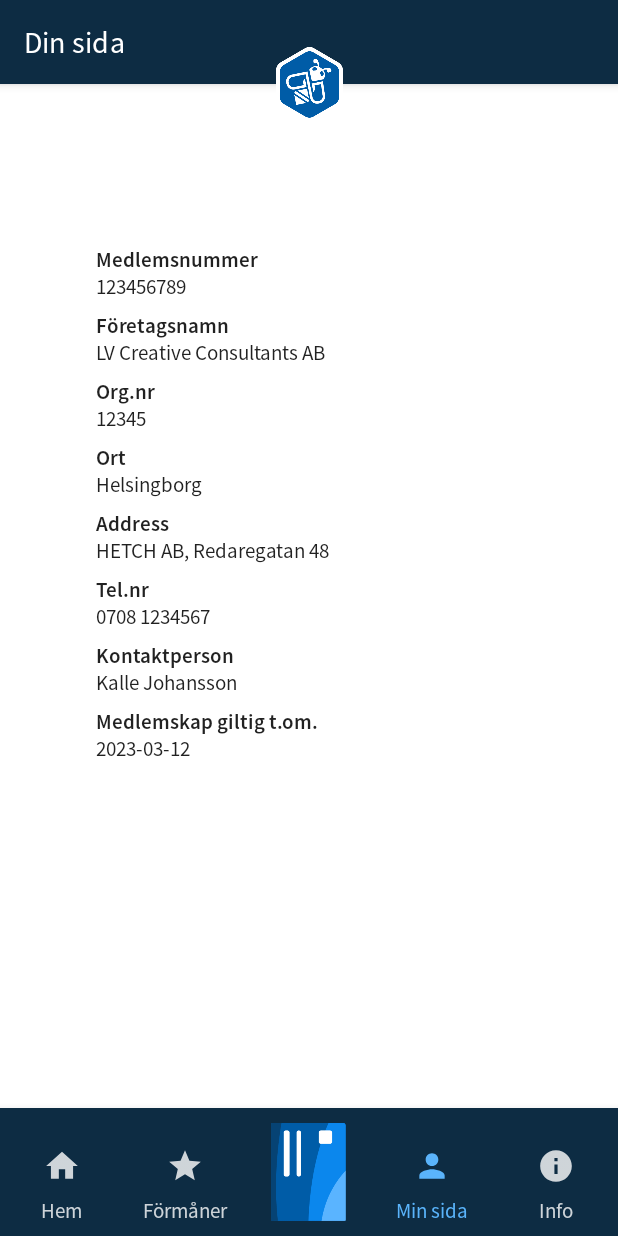
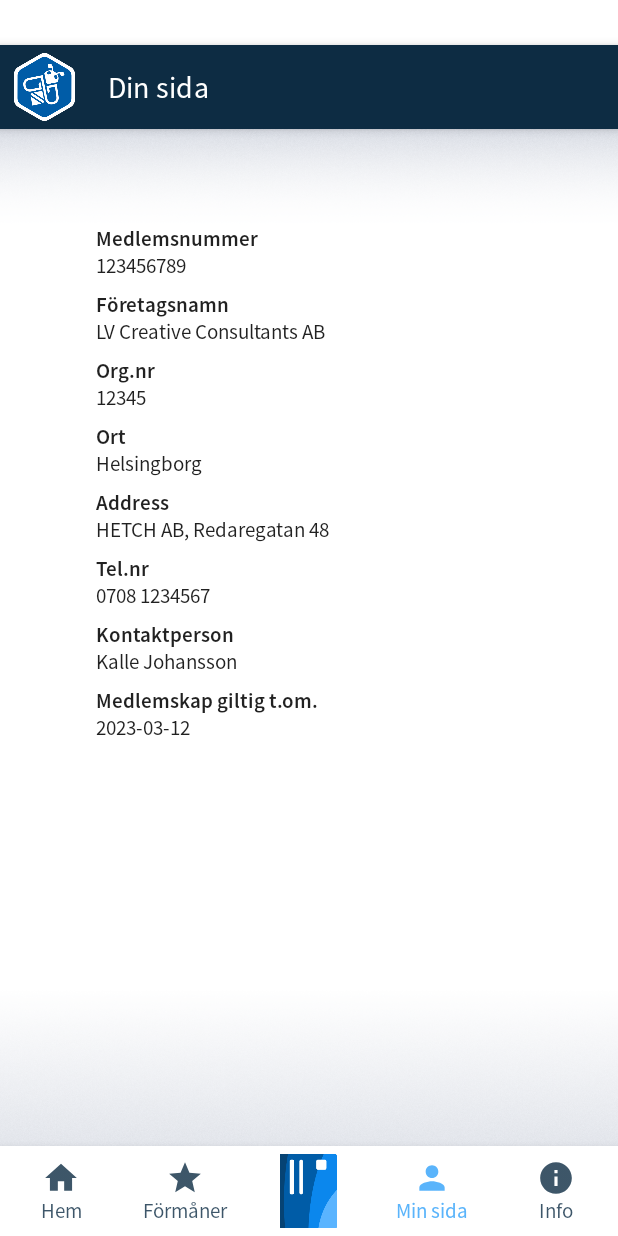
Before and after one commit to staffanljungqvist/SFRAPP, an Android app built with Jetpack Compose: the screen it shows after launch (MainActivity), item 4 of the bottom bar chosen, on a phone screen of 412 x 824 dp. Run offline under Robolectric (Android 15) with nearby library versions, the phone set to English and light mode, and no system bars; our stand-ins replace Firebase (no records; nobody signed in at launch, a user with empty details on screens opened directly), accompanist; libraries missing offline, so code that uses them is left out: dev.chrisbanes.snapper; pictures from the network do not load; 2 statements that could not run were skipped.

Commit message:
Ändrat top bar ändrat position för första förmånskortet i horisontala listan

```diff
--- a/app/src/main/java/com/levento/sfrapp/MainActivity.kt
+++ b/app/src/main/java/com/levento/sfrapp/MainActivity.kt
@@ -1,25 +1,27 @@
 package com.levento.sfrapp
 
 import MainViewModel
-import android.content.Context
 import android.os.Bundle
 import androidx.activity.ComponentActivity
 import androidx.activity.compose.setContent
 import androidx.activity.viewModels
+import androidx.compose.foundation.Image
+import androidx.compose.foundation.layout.Box
 import androidx.compose.foundation.layout.fillMaxSize
+import androidx.compose.foundation.layout.padding
 import androidx.compose.material.MaterialTheme
 import androidx.compose.material.Scaffold
 import androidx.compose.material.Surface
 import androidx.compose.runtime.*
 import androidx.compose.ui.Modifier
-import androidx.compose.ui.graphics.Color
+import androidx.compose.ui.res.painterResource
 import androidx.compose.ui.tooling.preview.Preview
+import androidx.compose.ui.unit.dp
 import androidx.navigation.NavHostController
 import androidx.navigation.compose.NavHost
 import androidx.navigation.compose.composable
 import androidx.navigation.compose.currentBackStackEntryAsState
 import androidx.navigation.compose.rememberNavController
-import com.google.firestore.v1.TransactionOptionsOrBuilder
 import com.levento.sfrapp.models.Article
 import com.levento.sfrapp.models.Benefit
 import com.levento.sfrapp.models.PlaceHolders
@@ -29,7 +31,6 @@ import com.levento.sfrapp.navigation.TopBar
 import com.levento.sfrapp.screens.*
 import com.levento.sfrapp.screens.benefitdetail.BenefitDetailScreen
 import com.levento.sfrapp.ui.theme.SFRAPPTheme
-import com.levento.sfrapp.ui.theme.backgroundColor
 
 class MainActivity : ComponentActivity() {
 
@@ -39,6 +40,7 @@ class MainActivity : ComponentActivity() {
         super.onCreate(savedInstanceState)
 
         viewModel.load()
+
 
         setContent {
 
@@ -66,10 +68,15 @@ fun MainScreen(viewModel: MainViewModel) {
     Scaffold(
         topBar = { TopBar(currentRoute) },
         content = {
-            NavigationHost(
-                navController = navController,
-                viewModel = viewModel
-            )
+            Box() {
+
+                Image(painter = painterResource(id = R.drawable.test_bakgrund), contentDescription = null)
+
+                NavigationHost(
+                    navController = navController,
+                    viewModel = viewModel
+                )
+            }
         },
         bottomBar = {
             BottomNavigationBar(navController = navController)
--- a/app/src/main/java/com/levento/sfrapp/MainViewModel.kt
+++ b/app/src/main/java/com/levento/sfrapp/MainViewModel.kt
@@ -3,6 +3,11 @@ import android.util.Log
 import androidx.compose.runtime.mutableStateOf
 import androidx.lifecycle.AndroidViewModel
 import androidx.lifecycle.viewModelScope
+import coil.ImageLoader
+import coil.imageLoader
+import coil.request.ImageRequest
+import coil.request.ImageResult
+import coil.size.ViewSizeResolver
 import com.levento.sfrapp.SFRAPP
 import com.levento.sfrapp.models.Article
 import com.levento.sfrapp.models.Benefit
@@ -39,14 +44,21 @@ class MainViewModel(application: Application) : AndroidViewModel(application) {
     private val _currentBenefit = mutableStateOf(Benefit())
     val currentBenefit = _currentBenefit
 
+    private val imageLoader = getApplication<SFRAPP>().imageLoader
+
 
     //Funktioner som körs när appen startar.
     fun load() {
         viewModelScope.launch(Dispatchers.IO) {
             _isLoading.value = true
             getNews()
+            Log.d("initload", "Nyheter hämtade")
             getBenefits()
+            Log.d("initload", "förmåner hämtade")
             _isLoading.value = false
+            loadAllImages(allBenefits, _populatedCategories.value)
+            Log.d("initload", "bilder laddade")
+
         }
     }
 
@@ -126,6 +138,34 @@ class MainViewModel(application: Application) : AndroidViewModel(application) {
     fun getBenefitBackground(): String {
         return "https://firebasestorage.googleapis.com/v0/b/sfr-app.appspot.com/o/affarsnatverka.jpeg?alt=media&token=0afa42de-1503-4e5f-a36a-88bba4c2fe9f"
     }
+
+    suspend fun loadAllImages(benefits: List<Benefit>, categories: List<BenefitCategory>) {
+
+        for (benefit in benefits) {
+            benefit.imageURL?.let {
+                benefit.image = loadImage(benefit.imageURL!!)
+            }
+        }
+
+        Log.d("initload", "loadAllImages är färdig med förmånerna")
+
+        for (category in categories) {
+            category.imageURL?.let {
+                category.image = loadImage(category.imageURL!!)
+            }
+        }
+        Log.d("initload", "loadAllImages är färdig med kategorierna")
+    }
+
+    suspend fun loadImage(imageUrl: String): ImageResult {
+        val request = ImageRequest.Builder(getApplication())
+            .data(imageUrl)
+            // Optional, but setting a ViewSizeResolver will conserve memory by limiting the size the image should be preloaded into memory at.
+            .build()
+        val image = imageLoader.execute(request)
+        return image
+    }
+
 }
 
 const val TAG = "mydebug"
--- a/app/src/main/java/com/levento/sfrapp/SFRAPP.kt
+++ b/app/src/main/java/com/levento/sfrapp/SFRAPP.kt
@@ -1,12 +1,20 @@
 package com.levento.sfrapp
 
 import android.app.Application
+import coil.ImageLoader
+import coil.ImageLoaderFactory
 import com.levento.sfrapp.repository.BenefitsRepository
 import com.levento.sfrapp.repository.NewsRepository
 
-class SFRAPP : Application() {
+class SFRAPP : Application(), ImageLoaderFactory {
 
     val newsRepository by lazy { NewsRepository() }
     val benefitRepository by lazy { BenefitsRepository() }
 
+    override fun newImageLoader(): ImageLoader {
+        return ImageLoader.Builder(this)
+            .crossfade(true)
+            .build()
+    }
+
 }
--- a/app/src/main/java/com/levento/sfrapp/models/Benefit.kt
+++ b/app/src/main/java/com/levento/sfrapp/models/Benefit.kt
@@ -1,4 +1,6 @@
 package com.levento.sfrapp.models
+
+import coil.request.ImageResult
 
 data class Benefit(
     var id: String = PlaceHolders.id.toString(),
@@ -10,4 +12,5 @@ data class Benefit(
     var content: String? = "Text Saknas",
     var link: String? = "Länk Saknas",
     var category: MutableList<String>? = mutableListOf(),
+    var image: ImageResult? = null
 )
--- a/app/src/main/java/com/levento/sfrapp/models/BenefitCategory.kt
+++ b/app/src/main/java/com/levento/sfrapp/models/BenefitCategory.kt
@@ -1,7 +1,10 @@
 package com.levento.sfrapp.models
+
+import coil.request.ImageResult
 
 data class BenefitCategory(
     var imageURL: String? = null,
+    var image: ImageResult? = null,
     var title: String? = "no title",
     var benefits: MutableList<Benefit> = mutableListOf()
 )
--- a/app/src/main/java/com/levento/sfrapp/navigation/BottomNavigationBar.kt
+++ b/app/src/main/java/com/levento/sfrapp/navigation/BottomNavigationBar.kt
@@ -1,10 +1,7 @@
 package com.levento.sfrapp.navigation
 
 import android.content.Intent
-import android.graphics.Paint
-import androidx.compose.foundation.background
 import androidx.compose.foundation.layout.*
-import androidx.compose.foundation.selection.selectableGroup
 import androidx.compose.material.*
 import androidx.compose.runtime.Composable
 import androidx.compose.runtime.getValue
@@ -13,25 +10,20 @@ import androidx.compose.ui.graphics.Color
 import androidx.compose.ui.platform.LocalContext
 import androidx.compose.ui.res.painterResource
 import androidx.compose.ui.tooling.preview.Preview
-import androidx.compose.ui.unit.Dp
 import androidx.compose.ui.unit.dp
-import androidx.compose.ui.unit.sp
 import androidx.navigation.NavController
 import androidx.navigation.NavGraph.Companion.findStartDestination
 import androidx.navigation.compose.currentBackStackEntryAsState
 import androidx.navigation.compose.rememberNavController
 import com.levento.sfrapp.CardActivity
-import com.levento.sfrapp.ui.theme.blue
-import com.levento.sfrapp.ui.theme.dark
-import com.levento.sfrapp.ui.theme.selectedColor
-import com.levento.sfrapp.ui.theme.unselectedColor
+import com.levento.sfrapp.ui.theme.*
 
 @Composable
 fun BottomNavigationBar(navController: NavController) {
 
     CustomBottomNavigation(
-        backgroundColor = dark,
-        modifier = Modifier.height(85.dp),
+        backgroundColor = BottomBackgroundCOlor,
+        modifier = Modifier.height(60.dp)
 
         ) {
         val backStackEntry by navController.currentBackStackEntryAsState()
@@ -64,9 +56,8 @@ fun BottomNavigationBar(navController: NavController) {
                         Icon(
                             painter = painterResource(id = navItem.image),
                             contentDescription = "card icon",
-                            modifier = Modifier
-                                .padding(10.dp),
-                            tint = Color.Unspecified
+                            tint = Color.Unspecified,
+                            modifier = Modifier.padding(vertical = 5.dp)
                         )
                     } else {
                         Icon(
@@ -74,7 +65,7 @@ fun BottomNavigationBar(navController: NavController) {
                             contentDescription = "card icon",
                             tint = if (selected) selectedColor else unselectedColor,
                             modifier = Modifier
-                                .padding(10.dp)
+                                .padding(vertical = 2.dp)
                                 .size(25.dp),
                         )
                     }
@@ -83,10 +74,10 @@ fun BottomNavigationBar(navController: NavController) {
                     {
                         Text(
                             text = navItem.title,
-                            fontSize = 14.sp,
+                          //  fontSize = 14.sp,
                             color = if (selected) selectedColor else unselectedColor,
                             modifier = Modifier
-                                .padding(0.dp)
+                                .padding(vertical = 5.dp)
                         )
                     }
                 } else null,
--- a/app/src/main/java/com/levento/sfrapp/navigation/TopBar.kt
+++ b/app/src/main/java/com/levento/sfrapp/navigation/TopBar.kt
@@ -1,22 +1,21 @@
 package com.levento.sfrapp.navigation
 
 import androidx.compose.foundation.Image
-import androidx.compose.foundation.background
-import androidx.compose.foundation.layout.*
-import androidx.compose.foundation.shape.CircleShape
+import androidx.compose.foundation.layout.Box
+import androidx.compose.foundation.layout.offset
+import androidx.compose.foundation.layout.padding
+import androidx.compose.foundation.layout.size
 import androidx.compose.material.Text
 import androidx.compose.material.TopAppBar
 import androidx.compose.runtime.Composable
 import androidx.compose.ui.Alignment
 import androidx.compose.ui.Modifier
-import androidx.compose.ui.draw.clip
 import androidx.compose.ui.graphics.Color
 import androidx.compose.ui.res.painterResource
 import androidx.compose.ui.tooling.preview.Preview
 import androidx.compose.ui.unit.dp
+import com.levento.sfrapp.R
 import com.levento.sfrapp.ui.theme.dark
-import com.levento.sfrapp.R
-import com.levento.sfrapp.ui.theme.backgroundColor
 
 @Composable
 fun TopBar(
@@ -32,48 +31,31 @@ fun TopBar(
     }
 
 
-    Column(
-        modifier = Modifier
-            .height(100.dp)
-            .background(backgroundColor)
-            .fillMaxWidth()
+    Box(
+        contentAlignment = Alignment.TopCenter
     ) {
-        Box(
-            contentAlignment = Alignment.BottomCenter,
-            modifier = Modifier
-        ) {
-            Column() {
-                TopAppBar(
-                    title = {
-                        Text(pageName, color = Color.White)
-                    },
-                    backgroundColor = dark
-                )
 
-                Spacer(Modifier.height(40.dp))
-            }
-
-            Box(
-                modifier = Modifier
-                    .size(80.dp)
-                    .clip(CircleShape),
-                //    .background(backgroundColor),
-                contentAlignment = Alignment.Center
-            ) {
+        TopAppBar(
+            title = {
+                Text(pageName, color = Color.White)
+            },
+            backgroundColor = dark,
+            modifier = Modifier.padding(top = 30.dp),
+            navigationIcon = {
                 Image(
                     painter = painterResource(id = R.drawable.bee),
                     contentDescription = null,
-                    modifier = Modifier.size(50.dp)
+                    modifier = Modifier.padding(5.dp)
                 )
             }
-        }
+        )
+
     }
 }
 
 
-@Preview(showBackground = true, showSystemUi = true)
+@Preview(showBackground = true, showSystemUi = true, backgroundColor = 0xFF622D38)
 @Composable
 fun TopBarPreview() {
     TopBar("Hem")
-
 }
--- a/app/src/main/java/com/levento/sfrapp/screens/homescreen/HomeScreen.kt
+++ b/app/src/main/java/com/levento/sfrapp/screens/homescreen/HomeScreen.kt
@@ -1,29 +1,22 @@
 package com.levento.sfrapp.screens
 
-import MainViewModel
 import androidx.compose.foundation.Image
-import androidx.compose.foundation.background
 import androidx.compose.foundation.layout.*
+import androidx.compose.foundation.rememberScrollState
+import androidx.compose.foundation.verticalScroll
 import androidx.compose.runtime.Composable
-import androidx.compose.runtime.getValue
-import androidx.compose.runtime.remember
 import androidx.compose.ui.Modifier
 import androidx.compose.ui.layout.ContentScale
 import androidx.compose.ui.res.painterResource
 import androidx.compose.ui.tooling.preview.Preview
 import androidx.compose.ui.unit.dp
-import androidx.navigation.NavGraph.Companion.findStartDestination
-import androidx.navigation.NavHostController
 import com.levento.sfrapp.models.Article
 import com.levento.sfrapp.models.Benefit
 import com.levento.sfrapp.screens.screencomponents.BenefitRow
 import com.levento.sfrapp.screens.screencomponents.ContentList
 import com.levento.sfrapp.screens.screencomponents.NewsRow
 import com.levento.sfrapp.models.PlaceHolders
-import com.levento.sfrapp.navigation.NavRoutes
-import com.levento.sfrapp.screens.homescreen.HomeViewModel
 import com.levento.sfrapp.ui.theme.SFRAPPTheme
-import com.levento.sfrapp.ui.theme.backgroundColor
 import com.levento.sfrapp.R
 
 
@@ -37,9 +30,9 @@ fun HomeScreen(
 ) {
 
     SFRAPPTheme() {
-        Box {
+        Box(Modifier.fillMaxSize()) {
             Image(
-                painter = painterResource(id = R.drawable.background_image),
+                painter = painterResource(id = R.drawable.test_bakgrund),
                 contentDescription = null,
                 modifier = Modifier.fillMaxSize(),
                 contentScale = ContentScale.Crop
@@ -47,8 +40,10 @@ fun HomeScreen(
 
             Column(
                 modifier  = Modifier
-                //    .background(backgroundColor)
+                    //    .background(backgroundColor)
                     .fillMaxHeight()
+                    .verticalScroll(rememberScrollState())
+                    .padding(top = 20.dp)
             ) {
 
                 ContentList("Nyheter") {
@@ -61,6 +56,7 @@ fun HomeScreen(
                         onBenefitClick = onBenefitClick
                     )
                 }
+                Spacer(Modifier.height(500.dp))
             }
         }
     }
--- a/app/src/main/java/com/levento/sfrapp/ui/theme/Color.kt
+++ b/app/src/main/java/com/levento/sfrapp/ui/theme/Color.kt
@@ -10,10 +10,14 @@ val gray900 = Color(0xFF333333)
 val gray800 = gray900.copy(alpha = 0.8f)
 
 val blue = Color(0xFF06539D)
+val mediumBlue = Color(0xFF0B87ED)
+val blueLight = Color(0xFF5AB4FB)
+val newBlue = Color(0xFF3888CB)
 val red = Color(0xFF622D38)
 val brown = Color(0xFF936517)
 val dark = Color(0xFF0D2C43)
 val lightGray = Color(0xFFF0F2F9)
-val backgroundColor = Color.White
-val selectedColor = Color(0xFF5AB4FB)
-val unselectedColor = Color.White.copy(alpha = 0.8f)
+val screenBackgroundColor = lightGray
+val BottomBackgroundCOlor = Color.White
+val selectedColor = blueLight
+val unselectedColor = dark.copy(alpha = 0.8F)
```
Also changed, not shown: app/src/main/java/com/levento/sfrapp/screens/benefits/BenefitsScreen.kt (+18 -9 lines), app/src/main/java/com/levento/sfrapp/screens/screencomponents/BenefitRow.kt (+9 -11 lines), app/src/main/res/drawable/test_bakgrund.png (added).
